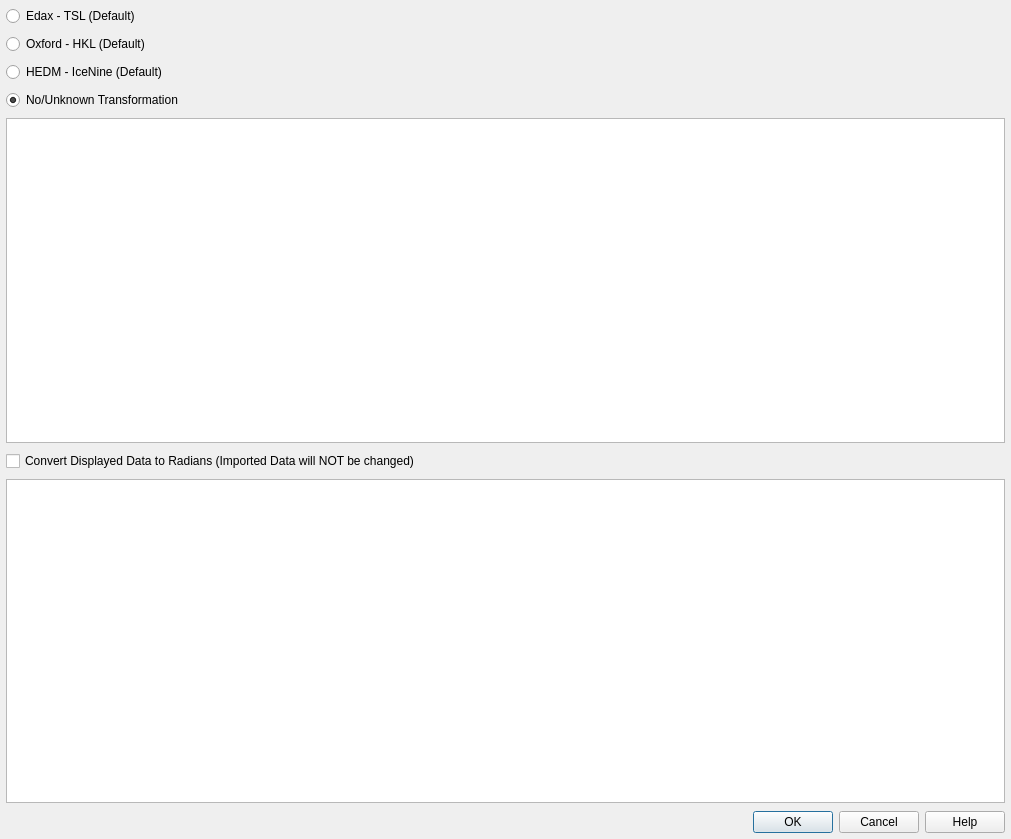
Qt form Source/FilterWidgets/DREAM3DLib/IOFiltersWidgets/QEbsdReferenceFrameDialog.ui (BlueQuartzSoftware/DREAM3D) before a commit.
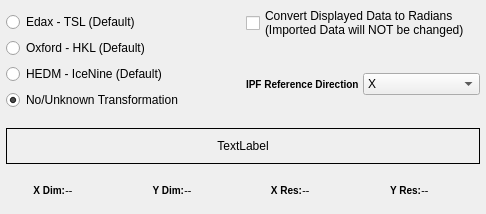
The same form after that commit.

Commit message: Adding a private filter to read in a single .ang or .ctf file. This filter is used in support of the EbsdImportReferenceFrameDialog class to generate the images shown in the GUI.

```diff
--- a/Source/FilterWidgets/DREAM3DLib/IOFiltersWidgets/QEbsdReferenceFrameDialog.ui
+++ b/Source/FilterWidgets/DREAM3DLib/IOFiltersWidgets/QEbsdReferenceFrameDialog.ui
@@ -6,8 +6,8 @@
    <rect>
     <x>0</x>
     <y>0</y>
-    <width>1011</width>
-    <height>839</height>
+    <width>486</width>
+    <height>214</height>
    </rect>
   </property>
   <property name="windowTitle">
@@ -20,125 +20,300 @@
    <property name="margin">
     <number>6</number>
    </property>
-   <item row="3" column="0">
-    <widget class="QRadioButton" name="m_NoTransBtn">
-     <property name="layoutDirection">
-      <enum>Qt::LeftToRight</enum>
-     </property>
-     <property name="text">
-      <string>No/Unknown Transformation</string>
-     </property>
-     <property name="checked">
-      <bool>true</bool>
-     </property>
-    </widget>
-   </item>
-   <item row="1" column="0">
-    <widget class="QRadioButton" name="m_HKLdefaultBtn">
-     <property name="layoutDirection">
-      <enum>Qt::LeftToRight</enum>
-     </property>
-     <property name="text">
-      <string>Oxford - HKL (Default)</string>
-     </property>
-    </widget>
-   </item>
-   <item row="2" column="0">
-    <widget class="QRadioButton" name="m_HEDMdefaultBtn">
-     <property name="text">
-      <string>HEDM - IceNine (Default)</string>
-     </property>
-    </widget>
-   </item>
-   <item row="10" column="0" colspan="2">
-    <widget class="QDialogButtonBox" name="buttonBox">
-     <property name="orientation">
-      <enum>Qt::Horizontal</enum>
-     </property>
-     <property name="standardButtons">
-      <set>QDialogButtonBox::Cancel|QDialogButtonBox::Help|QDialogButtonBox::Ok</set>
-     </property>
-     <property name="centerButtons">
-      <bool>false</bool>
-     </property>
-    </widget>
-   </item>
-   <item row="5" column="0" colspan="2">
-    <widget class="QGraphicsView" name="m_GraphicsView"/>
-   </item>
-   <item row="9" column="0" colspan="2">
-    <widget class="QScrollArea" name="m_ExplanationScrollArea">
-     <property name="widgetResizable">
-      <bool>true</bool>
-     </property>
-     <widget class="QWidget" name="scrollAreaWidgetContents">
-      <property name="geometry">
-       <rect>
-        <x>0</x>
-        <y>0</y>
-        <width>997</width>
-        <height>329</height>
-       </rect>
-      </property>
-      <layout class="QVBoxLayout" name="verticalLayout">
-       <property name="spacing">
-        <number>0</number>
-       </property>
-       <property name="margin">
-        <number>0</number>
-       </property>
-       <item>
-        <widget class="QLabel" name="m_ExplanationLabel">
-         <property name="font">
-          <font>
-           <pointsize>11</pointsize>
-          </font>
-         </property>
-         <property name="styleSheet">
-          <string notr="true">QLabel
-{
-	background-color: rgb(255, 255, 255);
-}</string>
-         </property>
-         <property name="text">
-          <string>&lt;!DOCTYPE HTML PUBLIC &quot;-//W3C//DTD HTML 4.0//EN&quot; &quot;http://www.w3.org/TR/REC-html40/strict.dtd&quot;&gt;
-&lt;html&gt;&lt;head&gt;&lt;meta name=&quot;qrichtext&quot; content=&quot;1&quot; /&gt;&lt;style type=&quot;text/css&quot;&gt;
-p, li { white-space: pre-wrap; }
-&lt;/style&gt;&lt;/head&gt;&lt;body style=&quot; font-family:'MS Shell Dlg 2'; font-size:11pt; font-weight:400; font-style:normal;&quot;&gt;
-&lt;p style=&quot;-qt-paragraph-type:empty; margin-top:0px; margin-bottom:0px; margin-left:0px; margin-right:0px; -qt-block-indent:0; text-indent:0px; font-family:'Lucida Grande';&quot;&gt;&lt;br /&gt;&lt;/p&gt;&lt;/body&gt;&lt;/html&gt;</string>
-         </property>
-         <property name="wordWrap">
-          <bool>true</bool>
-         </property>
-        </widget>
-       </item>
-      </layout>
-     </widget>
-    </widget>
-   </item>
-   <item row="7" column="0" colspan="2">
+   <item row="0" column="1">
     <widget class="QCheckBox" name="degToRads">
      <property name="text">
-      <string>Convert Displayed Data to Radians (Imported Data will NOT be changed)</string>
+      <string>Convert Displayed Data to Radians 
+(Imported Data will NOT be changed)</string>
      </property>
     </widget>
    </item>
-   <item row="0" column="0">
-    <widget class="QRadioButton" name="m_TSLdefaultBtn">
+   <item row="1" column="1" rowspan="2">
+    <layout class="QHBoxLayout" name="horizontalLayout">
+     <item>
+      <widget class="QLabel" name="label">
+       <property name="styleSheet">
+        <string notr="true">QLabel {
+font-weight: bold;
+font-size: 10px;
+}</string>
+       </property>
+       <property name="text">
+        <string>IPF Reference Direction</string>
+       </property>
+      </widget>
+     </item>
+     <item>
+      <widget class="QComboBox" name="refDir">
+       <item>
+        <property name="text">
+         <string>X</string>
+        </property>
+       </item>
+       <item>
+        <property name="text">
+         <string>Y</string>
+        </property>
+       </item>
+       <item>
+        <property name="text">
+         <string>Z</string>
+        </property>
+       </item>
+      </widget>
+     </item>
+    </layout>
+   </item>
+   <item row="0" column="0" rowspan="3">
+    <layout class="QVBoxLayout" name="verticalLayout">
+     <item>
+      <widget class="QRadioButton" name="m_TSLdefaultBtn">
+       <property name="text">
+        <string>Edax - TSL (Default)</string>
+       </property>
+       <property name="shortcut">
+        <string>Ctrl+S</string>
+       </property>
+       <property name="checked">
+        <bool>false</bool>
+       </property>
+       <property name="autoExclusive">
+        <bool>false</bool>
+       </property>
+      </widget>
+     </item>
+     <item>
+      <widget class="QRadioButton" name="m_HKLdefaultBtn">
+       <property name="layoutDirection">
+        <enum>Qt::LeftToRight</enum>
+       </property>
+       <property name="text">
+        <string>Oxford - HKL (Default)</string>
+       </property>
+      </widget>
+     </item>
+     <item>
+      <widget class="QRadioButton" name="m_HEDMdefaultBtn">
+       <property name="text">
+        <string>HEDM - IceNine (Default)</string>
+       </property>
+      </widget>
+     </item>
+     <item>
+      <widget class="QRadioButton" name="m_NoTransBtn">
+       <property name="layoutDirection">
+        <enum>Qt::LeftToRight</enum>
+       </property>
+       <property name="text">
+        <string>No/Unknown Transformation</string>
+       </property>
+       <property name="checked">
+        <bool>true</bool>
+       </property>
+      </widget>
+     </item>
+    </layout>
+   </item>
+   <item row="7" column="0" colspan="2">
+    <widget class="QLabel" name="ipfLabel">
+     <property name="frameShape">
+      <enum>QFrame::Box</enum>
+     </property>
      <property name="text">
-      <string>Edax - TSL (Default)</string>
+      <string>TextLabel</string>
      </property>
-     <property name="shortcut">
-      <string>Ctrl+S</string>
-     </property>
-     <property name="checked">
-      <bool>false</bool>
-     </property>
-     <property name="autoExclusive">
-      <bool>false</bool>
+     <property name="alignment">
+      <set>Qt::AlignCenter</set>
      </property>
     </widget>
    </item>
+   <item row="8" column="0" colspan="2">
+    <layout class="QHBoxLayout" name="horizontalLayout_2">
+     <property name="bottomMargin">
+      <number>0</number>
+     </property>
+     <item>
+      <widget class="QLabel" name="label_13">
+       <property name="font">
+        <font>
+         <pointsize>-1</pointsize>
+         <weight>75</weight>
+         <bold>true</bold>
+        </font>
+       </property>
+       <property name="styleSheet">
+        <string notr="true">QLabel {
+font-weight: bold;
+font-size: 10px;
+}</string>
+       </property>
+       <property name="text">
+        <string>X Dim:</string>
+       </property>
+       <property name="alignment">
+        <set>Qt::AlignRight|Qt::AlignTrailing|Qt::AlignVCenter</set>
+       </property>
+      </widget>
+     </item>
+     <item>
+      <widget class="QLabel" name="m_XDim">
+       <property name="font">
+        <font>
+         <pointsize>-1</pointsize>
+         <italic>true</italic>
+        </font>
+       </property>
+       <property name="styleSheet">
+        <string notr="true">QLabel {
+	font-size: 11px;
+	font-style: italic;
+}</string>
+       </property>
+       <property name="text">
+        <string>--</string>
+       </property>
+       <property name="scaledContents">
+        <bool>true</bool>
+       </property>
+      </widget>
+     </item>
+     <item>
+      <widget class="QLabel" name="label_14">
+       <property name="font">
+        <font>
+         <pointsize>-1</pointsize>
+         <weight>75</weight>
+         <bold>true</bold>
+        </font>
+       </property>
+       <property name="styleSheet">
+        <string notr="true">QLabel {
+font-weight: bold;
+font-size: 10px;
+}</string>
+       </property>
+       <property name="text">
+        <string>Y Dim:</string>
+       </property>
+       <property name="alignment">
+        <set>Qt::AlignRight|Qt::AlignTrailing|Qt::AlignVCenter</set>
+       </property>
+      </widget>
+     </item>
+     <item>
+      <widget class="QLabel" name="m_YDim">
+       <property name="font">
+        <font>
+         <pointsize>-1</pointsize>
+         <italic>true</italic>
+        </font>
+       </property>
+       <property name="styleSheet">
+        <string notr="true">QLabel {
+	font-size: 11px;
+	font-style: italic;
+}</string>
+       </property>
+       <property name="text">
+        <string>--</string>
+       </property>
+       <property name="scaledContents">
+        <bool>true</bool>
+       </property>
+      </widget>
+     </item>
+     <item>
+      <widget class="QLabel" name="label_16">
+       <property name="font">
+        <font>
+         <pointsize>-1</pointsize>
+         <weight>75</weight>
+         <bold>true</bold>
+        </font>
+       </property>
+       <property name="styleSheet">
+        <string notr="true">QLabel {
+font-weight: bold;
+font-size: 10px;
+}</string>
+       </property>
+       <property name="text">
+        <string>X Res:</string>
+       </property>
+       <property name="alignment">
+        <set>Qt::AlignRight|Qt::AlignTrailing|Qt::AlignVCenter</set>
+       </property>
+      </widget>
+     </item>
+     <item>
+      <widget class="QLabel" name="m_XRes">
+       <property name="font">
+        <font>
+         <pointsize>-1</pointsize>
+         <italic>true</italic>
+        </font>
+       </property>
+       <property name="styleSheet">
+        <string notr="true">QLabel {
+	font-size: 11px;
+	font-style: italic;
+}</string>
+       </property>
+       <property name="text">
+        <string>--</string>
+       </property>
+       <property name="scaledContents">
+        <bool>true</bool>
+       </property>
+      </widget>
+     </item>
+     <item>
+      <widget class="QLabel" name="label_17">
+       <property name="font">
+        <font>
+         <pointsize>-1</pointsize>
+         <weight>75</weight>
+         <bold>true</bold>
+        </font>
+       </property>
+       <property name="styleSheet">
+        <string notr="true">QLabel {
+font-weight: bold;
+font-size: 10px;
+}</string>
+       </property>
+       <property name="text">
+        <string>Y Res:</string>
+       </property>
+       <property name="alignment">
+        <set>Qt::AlignRight|Qt::AlignTrailing|Qt::AlignVCenter</set>
+       </property>
+      </widget>
+     </item>
+     <item>
+      <widget class="QLabel" name="m_YRes">
+       <property name="font">
+        <font>
+         <pointsize>-1</pointsize>
+         <italic>true</italic>
+        </font>
+       </property>
+       <property name="styleSheet">
+        <string notr="true">QLabel {
+	font-size: 11px;
+	font-style: italic;
+}</string>
+       </property>
+       <property name="text">
+        <string>--</string>
+       </property>
+       <property name="scaledContents">
+        <bool>true</bool>
+       </property>
+      </widget>
+     </item>
+    </layout>
+   </item>
   </layout>
  </widget>
  <resources/>
```
Left out of the diff: 35 changed lines with no effect on the pictures. The commit also changes 15 other files.
